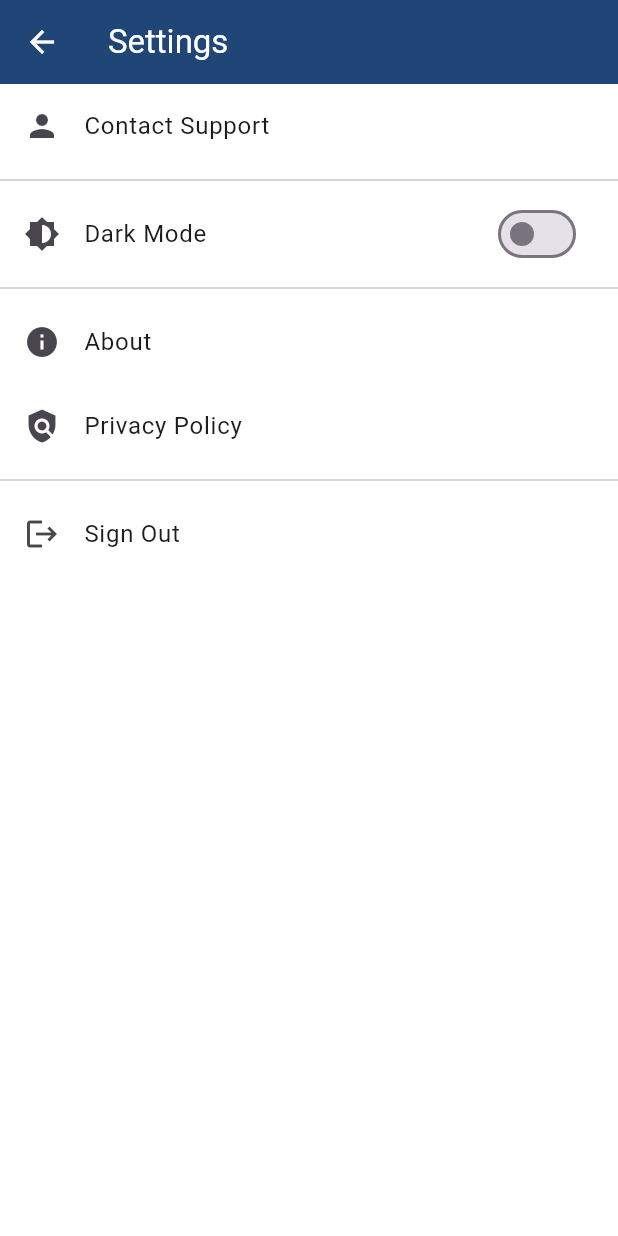
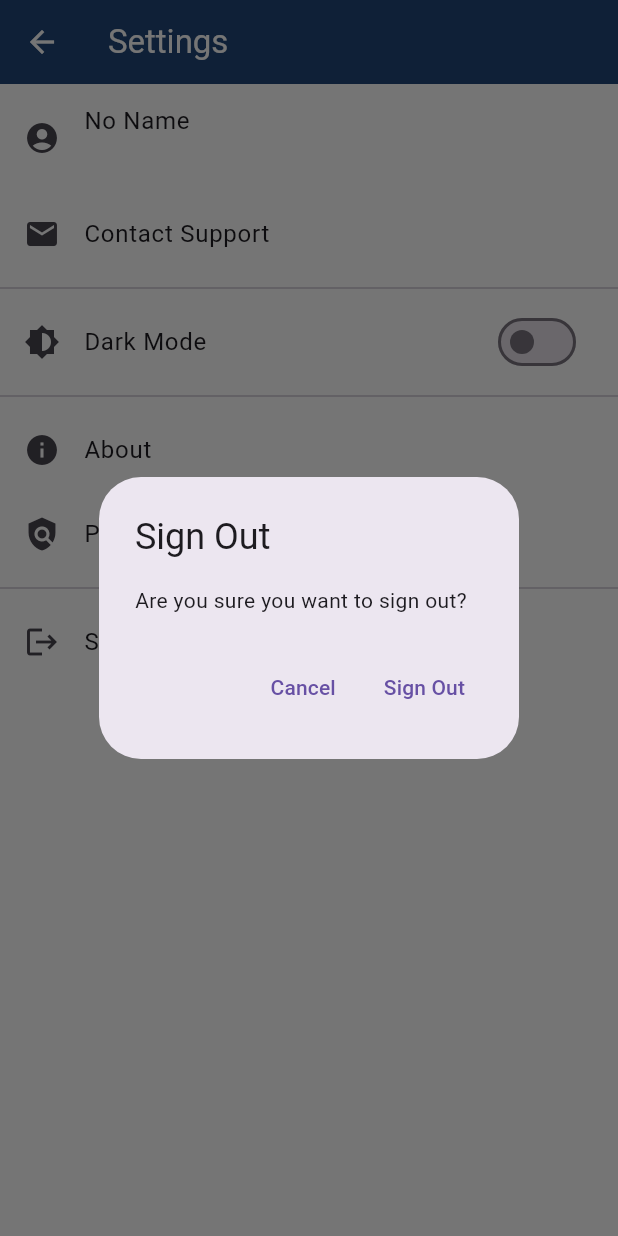
Before and after one commit to Abdulhai1231/test_app, a Flutter app: the SettingsScreen screen opened directly, after a tap on "Sign Out", on a phone screen of 412 x 824 dp. Run offline on Flutter 3.47's test engine with Material 3 defaults, Android fonts, the phone set to English and light mode, and no system bars; our stand-ins replace cloud_firestore, firebase_auth, firebase_core, google_sign_in; accounts and stored records are empty; network calls fail.

Commit message:
last version

```diff
--- a/lib/screens/settings_screen.dart
+++ b/lib/screens/settings_screen.dart
@@ -32,7 +32,7 @@ class SettingsScreen extends StatelessWidget {
   Widget build(BuildContext context) {
     final rootContext = navigatorKey.currentContext!;
     final authService = Provider.of<AuthService>(rootContext, listen: false);
-    final user = Provider.of<UserModel?>(rootContext);
+    final user = Provider.of<UserModel?>(context);
     final themeProvider = Provider.of<ThemeProvider>(context);
 
     return Scaffold(
@@ -41,10 +41,25 @@ class SettingsScreen extends StatelessWidget {
         children: [
           if (user != null) ...[
             ListTile(
-              leading: const Icon(Icons.person),
+              leading: const Icon(Icons.account_circle),
+              title: Text(user.displayName.isNotEmpty ? user.displayName : 'No Name'),
+              subtitle: Text(user.email),
+              onTap: () {
+                // Optionally navigate to profile edit screen
+              },
+            ),
+            ListTile(
+              leading: const Icon(Icons.email),
               title: const Text('Contact Support'),
               onTap: () => _launchEmail(context),
             ),
+          ] else ...[
+            ListTile(
+              leading: const Icon(Icons.account_circle),
+              title: const Text('Not signed in'),
+              subtitle: const Text('Please sign in to access settings'),
+            ),
+          ],
           const Divider(),
           SwitchListTile(
             title: const Text('Dark Mode'),
@@ -55,7 +70,6 @@ class SettingsScreen extends StatelessWidget {
             secondary: const Icon(Icons.brightness_6),
           ),
           const Divider(),
-          ],
           ListTile(
             leading: const Icon(Icons.info),
             title: const Text('About'),
@@ -94,10 +108,33 @@ class SettingsScreen extends StatelessWidget {
           ListTile(
             leading: const Icon(Icons.logout),
             title: const Text('Sign Out'),
-            onTap: () => authService.signOut(),
+            onTap: () async {
+              final confirmed = await showDialog<bool>(
+                context: context,
+                builder: (context) => AlertDialog(
+                  title: const Text('Sign Out'),
+                  content: const Text('Are you sure you want to sign out?'),
+                  actions: [
+                    TextButton(
+                      onPressed: () => Navigator.pop(context, false),
+                      child: const Text('Cancel'),
+                    ),
+                    TextButton(
+                      onPressed: () => Navigator.pop(context, true),
+                      child: const Text('Sign Out'),
+                    ),
+                  ],
+                ),
+              );
+
+              if (confirmed == true) {
+                await authService.signOut();
+              }
+            },
           ),
         ],
       ),
     );
   }
+
 }
```
Also changed, not shown: lib/firebase_config.dart (added, +17 -0 lines), lib/main.dart (+15 -4 lines), lib/screens/lists_screen.dart (+129 -8 lines), lib/services/auth_service.dart (+5 -2 lines), lib/firebase_options.dart (added). Lines whose indentation alone changed are shown as unchanged.
